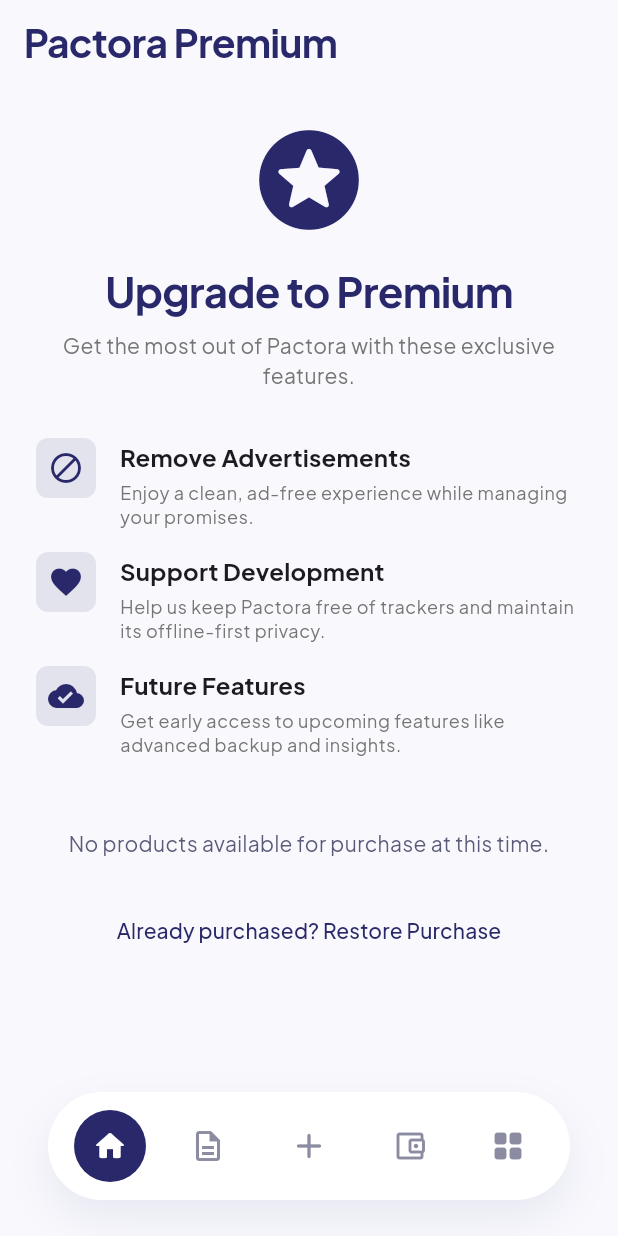
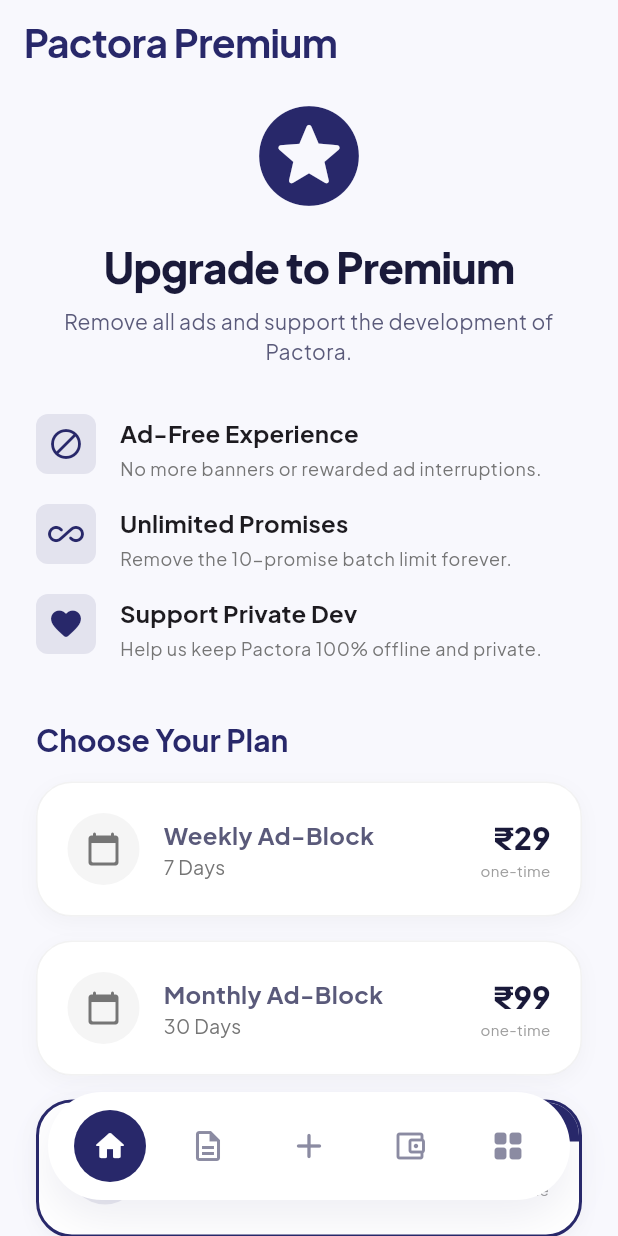
Before and after one commit to sooubh-labs/Pactora, a Flutter app: the PremiumScreen screen opened by its route, on a phone screen of 412 x 824 dp. Run offline on Flutter 3.47's test engine with Material 3 defaults, Android fonts, the phone set to English and light mode, and no system bars; our stand-ins replace file_picker, fl_chart, flutter_local_notifications, flutter_riverpod, flutter_slidable, gap and 12 more; missing offline and left inert: fast_contacts; accounts and stored records are empty; generated files the repository leaves out were written again.

Commit message:
feat(monetization): implement tiered IAP subscriptions and redesign premium screen

```diff
--- a/lib/core/iap/iap_service.dart
+++ b/lib/core/iap/iap_service.dart
@@ -15,7 +15,10 @@
   final InAppPurchase _iap = InAppPurchase.instance;
   late StreamSubscription<List<PurchaseDetails>> _subscription;
 
-  static const String premiumId = 'pactora_premium_lifetime';
+  static const String premium7DaysId = 'premium_7_days';
+  static const String premium30DaysId = 'premium_30_days';
+  static const String premiumLifetimeId = 'premium_lifetime';
+
   // For testing on Android, you can use 'android.test.purchased'
   static const String testPremiumId = 'android.test.purchased';
 
@@ -68,8 +71,14 @@
   }
 
   Future<void> _deliverProduct(PurchaseDetails purchaseDetails) async {
-    if (purchaseDetails.productID == premiumId || purchaseDetails.productID == testPremiumId) {
-      await _ref.read(userPreferencesProvider.notifier).updatePremiumStatus(true);
+    final notifier = _ref.read(userPreferencesProvider.notifier);
+
+    if (purchaseDetails.productID == premiumLifetimeId || purchaseDetails.productID == testPremiumId) {
+      await notifier.setLifetimePremium(true);
+    } else if (purchaseDetails.productID == premium7DaysId) {
+      await notifier.setPremiumExpiry(DateTime.now().add(const Duration(days: 7)));
+    } else if (purchaseDetails.productID == premium30DaysId) {
+      await notifier.setPremiumExpiry(DateTime.now().add(const Duration(days: 30)));
     }
   }
 
@@ -79,7 +88,7 @@
       return [];
     }
 
-    const Set<String> ids = {premiumId, testPremiumId};
+    const Set<String> ids = {premium7DaysId, premium30DaysId, premiumLifetimeId, testPremiumId};
     final ProductDetailsResponse response = await _iap.queryProductDetails(ids);
 
     if (response.notFoundIDs.isNotEmpty) {
--- a/lib/features/settings/presentation/premium_screen.dart
+++ b/lib/features/settings/presentation/premium_screen.dart
@@ -35,11 +35,14 @@
   @override
   Widget build(BuildContext context) {
     return Scaffold(
+      backgroundColor: AppColors.background,
       appBar: AppBar(
         title: const Text('Pactora Premium'),
+        backgroundColor: Colors.transparent,
+        elevation: 0,
       ),
       body: SingleChildScrollView(
-        padding: const EdgeInsets.all(24.0),
+        padding: const EdgeInsets.symmetric(horizontal: 24.0, vertical: 8),
         child: Column(
           crossAxisAlignment: CrossAxisAlignment.stretch,
           children: [
@@ -53,57 +56,252 @@
               'Upgrade to Premium',
               textAlign: TextAlign.center,
               style: Theme.of(context).textTheme.headlineMedium?.copyWith(
-                    fontWeight: FontWeight.bold,
+                    fontWeight: FontWeight.w900,
+                    color: AppColors.textPrimary,
                   ),
             ),
             const Gap(8),
             Text(
-              'Get the most out of Pactora with these exclusive features.',
+              'Remove all ads and support the development of Pactora.',
               textAlign: TextAlign.center,
               style: Theme.of(context).textTheme.bodyMedium?.copyWith(
-                    color: Colors.grey[600],
+                    color: AppColors.textSecondary,
                   ),
             ),
             const Gap(32),
+            _buildBenefitsGrid(context),
+            const Gap(40),
+            Text(
+              'Choose Your Plan',
+              style: Theme.of(context).textTheme.titleLarge?.copyWith(
+                    fontWeight: FontWeight.bold,
+                  ),
+            ),
+            const Gap(16),
+            if (_isLoading)
+              const Center(child: CircularProgressIndicator())
+            else
+              _buildPricingOptions(context),
+            const Gap(32),
+            TextButton(
+              onPressed: () => ref.read(iapServiceProvider).restorePurchases(),
+              child: const Text(
+                'Already purchased? Restore Purchase',
+                style: TextStyle(fontWeight: FontWeight.w600),
+              ),
+            ),
+            const Gap(48),
+          ],
+        ),
+      ),
+    );
+  }
+
+  Widget _buildBenefitsGrid(BuildContext context) {
+    return Column(
+      children: [
         _buildBenefitItem(
           context,
-              icon: Icons.block,
-              title: 'Remove Advertisements',
-              description: 'Enjoy a clean, ad-free experience while managing your promises.',
+          icon: Icons.block_rounded,
+          title: 'Ad-Free Experience',
+          description: 'No more banners or rewarded ad interruptions.',
         ),
         const Gap(16),
         _buildBenefitItem(
           context,
-              icon: Icons.favorite,
-              title: 'Support Development',
-              description: 'Help us keep Pactora free of trackers and maintain its offline-first privacy.',
+          icon: Icons.all_inclusive_rounded,
+          title: 'Unlimited Promises',
+          description: 'Remove the 10-promise batch limit forever.',
         ),
         const Gap(16),
         _buildBenefitItem(
           context,
-              icon: Icons.cloud_done,
-              title: 'Future Features',
-              description: 'Get early access to upcoming features like advanced backup and insights.',
+          icon: Icons.favorite_rounded,
+          title: 'Support Private Dev',
+          description: 'Help us keep Pactora 100% offline and private.',
         ),
-            const Gap(48),
-            if (_isLoading)
-              const Center(child: CircularProgressIndicator())
-            else if (_products == null || _products!.isEmpty)
-              const Center(
-                child: Text(
-                  'No products available for purchase at this time.',
-                  textAlign: TextAlign.center,
+      ],
+    );
+  }
+
+  Widget _buildPricingOptions(BuildContext context) {
+    // If no real products loaded (e.g. emulator), show mock ones for UI preview
+    if (_products == null || _products!.isEmpty) {
+      return Column(
+        children: [
+          _buildMockCard(context, 'Weekly Ad-Block', '₹29', '7 Days'),
+          const Gap(16),
+          _buildMockCard(context, 'Monthly Ad-Block', '₹99', '30 Days'),
+          const Gap(16),
+          _buildMockCard(context, 'Lifetime Access', '₹599', 'Forever', isPopular: true),
+        ],
+      );
+    }
+
+    // Sort products: 7 days, 30 days, Lifetime
+    final sortedProducts = List<ProductDetails>.from(_products!);
+    sortedProducts.sort((a, b) {
+      if (a.id.contains('7_days')) return -1;
+      if (b.id.contains('7_days')) return 1;
+      if (a.id.contains('30_days')) return -1;
+      if (b.id.contains('30_days')) return 1;
+      return 0;
+    });
+
+    return Column(
+      children: sortedProducts.map((product) {
+        final isLifetime = product.id.contains('lifetime');
+        return Padding(
+          padding: const EdgeInsets.only(bottom: 16),
+          child: _buildPurchaseCard(context, product, isPopular: isLifetime),
+        );
+      }).toList(),
+    );
+  }
+
+  Widget _buildMockCard(BuildContext context, String title, String price, String duration, {bool isPopular = false}) {
+    return _buildBaseCard(
+      context,
+      title: title,
+      price: price,
+      duration: duration,
+      isPopular: isPopular,
+      onTap: () {
+        ScaffoldMessenger.of(context).showSnackBar(
+          const SnackBar(content: Text('Purchase simulation: Connect to Google Play for real purchase.')),
+        );
+      },
+    );
+  }
+
+  Widget _buildPurchaseCard(BuildContext context, ProductDetails product, {bool isPopular = false}) {
+    String duration = 'Forever';
+    if (product.id.contains('7_days')) duration = '7 Days';
+    if (product.id.contains('30_days')) duration = '30 Days';
+
+    return _buildBaseCard(
+      context,
+      title: product.title.split('(').first.trim(),
+      price: product.price,
+      duration: duration,
+      isPopular: isPopular,
+      onTap: () => ref.read(iapServiceProvider).buyPremium(product),
+    );
+  }
+
+  Widget _buildBaseCard(
+    BuildContext context, {
+    required String title,
+    required String price,
+    required String duration,
+    required bool isPopular,
+    required VoidCallback onTap,
+  }) {
+    return Container(
+      decoration: BoxDecoration(
+        color: Colors.white,
+        borderRadius: BorderRadius.circular(24),
+        border: Border.all(
+          color: isPopular ? AppColors.primary : Colors.black.withOpacity(0.05),
+          width: isPopular ? 2 : 1,
         ),
-              )
-            else
-              ..._products!.map((product) => _buildPurchaseCard(context, product)),
-            const Gap(24),
-            TextButton(
-              onPressed: () => ref.read(iapServiceProvider).restorePurchases(),
-              child: const Text('Already purchased? Restore Purchase'),
+        boxShadow: [
+          BoxShadow(
+            color: Colors.black.withOpacity(0.03),
+            blurRadius: 10,
+            offset: const Offset(0, 4),
           ),
         ],
       ),
+      child: Stack(
+        children: [
+          if (isPopular)
+            Positioned(
+              top: 0,
+              right: 0,
+              child: Container(
+                padding: const EdgeInsets.symmetric(horizontal: 12, vertical: 6),
+                decoration: const BoxDecoration(
+                  color: AppColors.primary,
+                  borderRadius: BorderRadius.only(
+                    topRight: Radius.circular(22),
+                    bottomLeft: Radius.circular(16),
+                  ),
+                ),
+                child: const Text(
+                  'BEST VALUE',
+                  style: TextStyle(
+                    color: Colors.white,
+                    fontSize: 10,
+                    fontWeight: FontWeight.w900,
+                    letterSpacing: 0.5,
+                  ),
+                ),
+              ),
+            ),
+          InkWell(
+            onTap: onTap,
+            borderRadius: BorderRadius.circular(24),
+            child: Padding(
+              padding: const EdgeInsets.all(20.0),
+              child: Row(
+                children: [
+                  Container(
+                    width: 48,
+                    height: 48,
+                    decoration: BoxDecoration(
+                      color: isPopular ? AppColors.primary.withOpacity(0.1) : Colors.grey[100],
+                      shape: BoxShape.circle,
+                    ),
+                    child: Icon(
+                      isPopular ? Icons.auto_awesome_rounded : Icons.calendar_today_rounded,
+                      color: isPopular ? AppColors.primary : Colors.grey[600],
+                    ),
+                  ),
+                  const Gap(16),
+                  Expanded(
+                    child: Column(
+                      crossAxisAlignment: CrossAxisAlignment.start,
+                      children: [
+                        Text(
+                          title,
+                          style: const TextStyle(
+                            fontWeight: FontWeight.bold,
+                            fontSize: 16,
+                          ),
+                        ),
+                        Text(
+                          duration,
+                          style: TextStyle(
+                            color: Colors.grey[600],
+                            fontSize: 13,
+                          ),
+                        ),
+                      ],
+                    ),
+                  ),
+                  Column(
+                    crossAxisAlignment: CrossAxisAlignment.end,
+                    children: [
+                      Text(
+                        price,
+                        style: TextStyle(
+                          fontWeight: FontWeight.w900,
+                          fontSize: 20,
+                          color: isPopular ? AppColors.primary : AppColors.textPrimary,
+                        ),
+                      ),
+                      const Text(
+                        'one-time',
+                        style: TextStyle(fontSize: 10, color: Colors.grey),
+                      ),
+                    ],
+                  ),
+                ],
+              ),
+            ),
+          ),
+        ],
       ),
     );
   }
@@ -153,54 +351,4 @@
       ],
     );
   }
-
-  Widget _buildPurchaseCard(BuildContext context, ProductDetails product) {
-    return Card(
-      elevation: 0,
-      shape: RoundedRectangleBorder(
-        side: const BorderSide(color: AppColors.primary, width: 2),
-        borderRadius: BorderRadius.circular(16),
-      ),
-      child: Padding(
-        padding: const EdgeInsets.all(24.0),
-        child: Column(
-          children: [
-            Text(
-              product.title.split('(').first.trim(),
-              style: Theme.of(context).textTheme.titleLarge?.copyWith(
-                    fontWeight: FontWeight.bold,
-                  ),
-            ),
-            const Gap(8),
-            Text(
-              product.description,
-              textAlign: TextAlign.center,
-              style: Theme.of(context).textTheme.bodyMedium,
-            ),
-            const Gap(16),
-            Text(
-              product.price,
-              style: Theme.of(context).textTheme.headlineSmall?.copyWith(
-                    fontWeight: FontWeight.bold,
-                    color: AppColors.primary,
-                  ),
-            ),
-            const Gap(16),
-            ElevatedButton(
-              onPressed: () => ref.read(iapServiceProvider).buyPremium(product),
-              style: ElevatedButton.styleFrom(
-                backgroundColor: AppColors.primary,
-                foregroundColor: Colors.white,
-                padding: const EdgeInsets.symmetric(horizontal: 32, vertical: 12),
-                shape: RoundedRectangleBorder(
-                  borderRadius: BorderRadius.circular(12),
-                ),
-              ),
-              child: const Text('Upgrade Now'),
-            ),
-          ],
-        ),
-      ),
-    );
 }
-}
```
Also changed, not shown: lib/core/providers/user_preferences_provider.dart (+33 -17 lines), 1 other file. Lines whose indentation alone changed are shown as unchanged.
